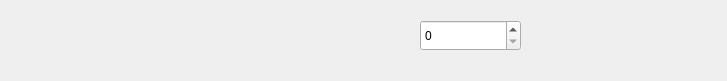
Old version of the form dashboarditemdisplay.ui in the repository CosmoD0G/ScriptDragon.
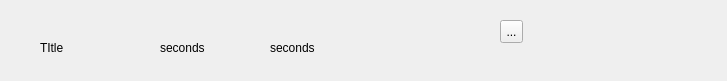
New version of the form.

Diff of the .ui file:
```diff
--- a/dashboarditemdisplay.ui
+++ b/dashboarditemdisplay.ui
@@ -13,14 +13,56 @@
   <property name="windowTitle">
    <string>Form</string>
   </property>
-  <widget class="QSpinBox" name="spinBox">
+  <widget class="QLabel" name="label">
    <property name="geometry">
     <rect>
-     <x>420</x>
+     <x>40</x>
+     <y>40</y>
+     <width>49</width>
+     <height>16</height>
+    </rect>
+   </property>
+   <property name="text">
+    <string>TItle</string>
+   </property>
+  </widget>
+  <widget class="QLabel" name="label_2">
+   <property name="geometry">
+    <rect>
+     <x>160</x>
+     <y>40</y>
+     <width>111</width>
+     <height>16</height>
+    </rect>
+   </property>
+   <property name="text">
+    <string>seconds</string>
+   </property>
+  </widget>
+  <widget class="QToolButton" name="toolButton">
+   <property name="geometry">
+    <rect>
+     <x>500</x>
      <y>20</y>
-     <width>101</width>
-     <height>31</height>
+     <width>23</width>
+     <height>23</height>
     </rect>
+   </property>
+   <property name="text">
+    <string>...</string>
+   </property>
+  </widget>
+  <widget class="QLabel" name="label_3">
+   <property name="geometry">
+    <rect>
+     <x>270</x>
+     <y>40</y>
+     <width>111</width>
+     <height>16</height>
+    </rect>
+   </property>
+   <property name="text">
+    <string>seconds</string>
    </property>
   </widget>
  </widget>
```
